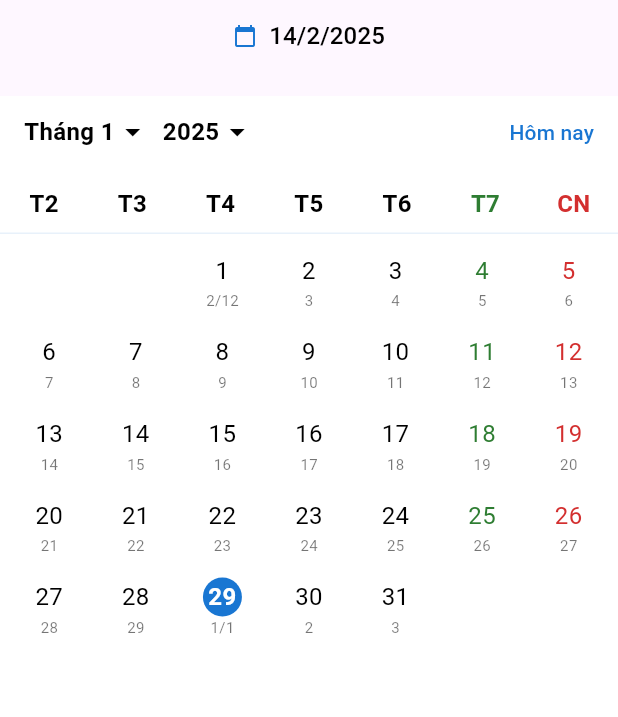
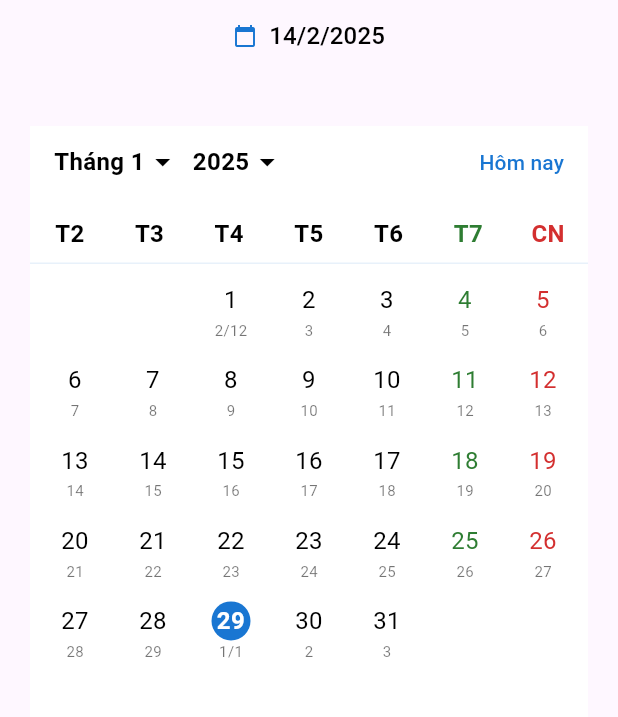
Before and after one commit to nxhiep/lunar_calendar, a Flutter app: the screen it shows after launch, on a phone screen of 412 x 824 dp, the part 84-801 px from its top. Run offline on Flutter 3.47's test engine with Material 3 defaults, Android fonts, the phone set to English and light mode, and no system bars; our stand-ins replace shared_preferences.

Commit message:
fix: auto caculator maxWidth

```diff
--- a/example/lib/main.dart
+++ b/example/lib/main.dart
@@ -69,6 +69,8 @@ class _MyHomePageState extends State<MyHomePage> {
       isLeapMonth: false,
     );
 
+    final deviceWidth = MediaQuery.of(context).size.width;
+
     return Scaffold(
       appBar: AppBar(
         title: const Text('Calendar Example'),
@@ -93,7 +95,6 @@ class _MyHomePageState extends State<MyHomePage> {
         children: [
           LunarCalendarPicker(
             initialSolarDate: DateTime(2025, 2, 14),
-            maxWidth: 300,
             onDateSelected: (date, lunarDate) {
               print('Selected date: $date');
               print('Selected lunar date: $lunarDate');
@@ -101,10 +102,13 @@ class _MyHomePageState extends State<MyHomePage> {
           ),
           const SizedBox(height: 16),
           Expanded(
+            child: Padding(
+              padding: const EdgeInsets.all(20),
               child: LunarCalendar(
                 theme: widget.isDarkMode ? LunarCalendarTheme.dark : null,
                 showOutsideDays: false,
                 showTodayButton: true,
+                maxWidth: deviceWidth - 40,
                 localization: _isVietnamese
                     ? LunarCalendarLocalization.vi
                     : LunarCalendarLocalization.en,
@@ -149,6 +153,7 @@ class _MyHomePageState extends State<MyHomePage> {
                 ],
               ),
             ),
+          ),
         ],
       ),
     );
--- a/lib/src/widgets/lunar_calendar.dart
+++ b/lib/src/widgets/lunar_calendar.dart
@@ -126,7 +126,10 @@ class _LunarCalendarState extends State<LunarCalendar> {
     );
     final localization = widget.localization ?? LunarCalendarLocalization.vi;
 
-    final deviceWidth = MediaQuery.of(context).size.width;
+    final monthEvents = _getEventsForDate();
+
+    return LayoutBuilder(builder: (context, constraints) {
+      final deviceWidth = constraints.maxWidth;
 
       final maxWidth = widget.maxWidth != null
           ? deviceWidth > widget.maxWidth!
@@ -135,10 +138,6 @@ class _LunarCalendarState extends State<LunarCalendar> {
           : deviceWidth;
       final heightOfCell = (theme.fontSize + theme.subtextFontSize) * 1.5 + 16;
       final calendarHeight = 5 * heightOfCell;
-
-    final monthEvents = _getEventsForDate();
-
-    print('maxWidth: $maxWidth');
 
       return Material(
         color: theme.backgroundColor,
@@ -220,6 +219,7 @@ class _LunarCalendarState extends State<LunarCalendar> {
           ],
         ),
       );
+    });
   }
 
   Widget _buildWeekdayHeader(
--- a/lib/src/widgets/lunar_calendar_picker.dart
+++ b/lib/src/widgets/lunar_calendar_picker.dart
@@ -97,7 +97,6 @@ class _LunarCalendarPickerState extends State<LunarCalendarPicker> {
   Widget build(BuildContext context) {
     final theme =
         widget.theme ?? LunarCalendarTheme.fromTheme(Theme.of(context));
-    final localization = widget.localization ?? LunarCalendarLocalization.vi;
 
     if (widget.dateText != null) {
       return TextButton(
--- a/pubspec.yaml
+++ b/pubspec.yaml
@@ -1,6 +1,6 @@
 name: lunar_calendar_plus
 description: A Flutter package for lunar calendar with event management and holiday display
-version: 1.1.2
+version: 1.1.3
 homepage: https://github.com/Nghi-NV/lunar_calendar
 
 environment:
```
Also changed, not shown: 2 other files. Lines whose indentation alone changed are shown as unchanged.
